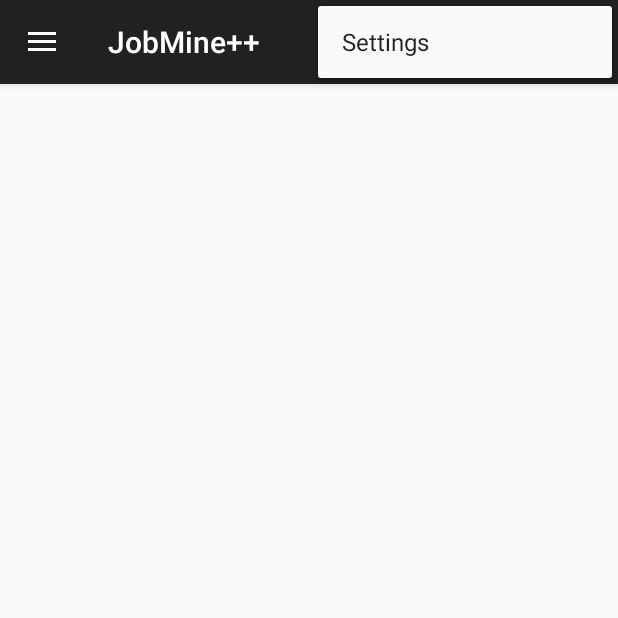
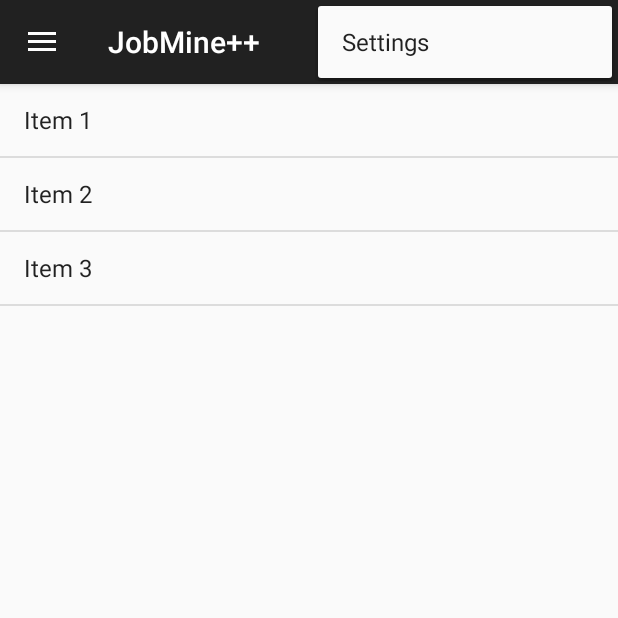
Before and after one commit to MinghaoJ/JobMinePlusPlus, an Android app: the screen it shows after launch (MainActivity), with the options menu open, on a phone screen of 412 x 824 dp, the top half of it. Run offline under Robolectric (Android 15) with nearby library versions, the phone set to English and light mode, and no system bars.

Commit message:
created HomeFragment and configured nav drawer

```diff
--- /dev/null
+++ b/app/src/main/java/ca/uwaterloo/jobmine/HomeFragment.java
@@ -0,0 +1,152 @@
+package ca.uwaterloo.jobmine;
+
+import android.app.Activity;
+import android.os.Bundle;
+import android.support.v4.app.Fragment;
+import android.view.LayoutInflater;
+import android.view.View;
+import android.view.ViewGroup;
+import android.widget.AbsListView;
+import android.widget.AdapterView;
+import android.widget.ArrayAdapter;
+import android.widget.ListAdapter;
+import android.widget.TextView;
+
+
+import ca.uwaterloo.jobmine.dummy.DummyContent;
+
+/**
+ * A fragment representing a list of Items.
+ * <p/>
+ * Large screen devices (such as tablets) are supported by replacing the ListView
+ * with a GridView.
+ * <p/>
+ * Activities containing this fragment MUST implement the {@link OnFragmentInteractionListener}
+ * interface.
+ */
+public class HomeFragment extends Fragment implements AbsListView.OnItemClickListener {
+
+    // TODO: Rename parameter arguments, choose names that match
+    // the fragment initialization parameters, e.g. ARG_ITEM_NUMBER
+    private static final String ARG_PARAM1 = "param1";
+    private static final String ARG_PARAM2 = "param2";
+
+    // TODO: Rename and change types of parameters
+    private String mParam1;
+    private String mParam2;
+
+    private OnFragmentInteractionListener mListener;
+
+    /**
+     * The fragment's ListView/GridView.
+     */
+    private AbsListView mListView;
+
+    /**
+     * The Adapter which will be used to populate the ListView/GridView with
+     * Views.
+     */
+    private ListAdapter mAdapter;
+
+    // TODO: Rename and change types of parameters
+    public static HomeFragment newInstance(String param1, String param2) {
+        HomeFragment fragment = new HomeFragment();
+        Bundle args = new Bundle();
+        args.putString(ARG_PARAM1, param1);
+        args.putString(ARG_PARAM2, param2);
+        fragment.setArguments(args);
+        return fragment;
+    }
+
+    /**
+     * Mandatory empty constructor for the fragment manager to instantiate the
+     * fragment (e.g. upon screen orientation changes).
+     */
+    public HomeFragment() {
+    }
+
+    @Override
+    public void onCreate(Bundle savedInstanceState) {
+        super.onCreate(savedInstanceState);
+
+        if (getArguments() != null) {
+            mParam1 = getArguments().getString(ARG_PARAM1);
+            mParam2 = getArguments().getString(ARG_PARAM2);
+        }
+
+        // TODO: Change Adapter to display your content
+        mAdapter = new ArrayAdapter<DummyContent.DummyItem>(getActivity(),
+                android.R.layout.simple_list_item_1, android.R.id.text1, DummyContent.ITEMS);
+    }
+
+    @Override
+    public View onCreateView(LayoutInflater inflater, ViewGroup container,
+                             Bundle savedInstanceState) {
+        View view = inflater.inflate(R.layout.fragment_home, container, false);
+
+        // Set the adapter
+        mListView = (AbsListView) view.findViewById(android.R.id.list);
+        ((AdapterView<ListAdapter>) mListView).setAdapter(mAdapter);
+
+        // Set OnItemClickListener so we can be notified on item clicks
+        mListView.setOnItemClickListener(this);
+
+        return view;
+    }
+
+    @Override
+    public void onAttach(Activity activity) {
+        super.onAttach(activity);
+        try {
+            mListener = (OnFragmentInteractionListener) activity;
+        } catch (ClassCastException e) {
+            throw new ClassCastException(activity.toString()
+                    + " must implement OnFragmentInteractionListener");
+        }
+    }
+
+    @Override
+    public void onDetach() {
+        super.onDetach();
+        mListener = null;
+    }
+
+
+    @Override
+    public void onItemClick(AdapterView<?> parent, View view, int position, long id) {
+        if (null != mListener) {
+            // Notify the active callbacks interface (the activity, if the
+            // fragment is attached to one) that an item has been selected.
+            mListener.onFragmentInteraction(DummyContent.ITEMS.get(position).id);
+        }
+    }
+
+    /**
+     * The default content for this Fragment has a TextView that is shown when
+     * the list is empty. If you would like to change the text, call this method
+     * to supply the text it should use.
+     */
+    public void setEmptyText(CharSequence emptyText) {
+        View emptyView = mListView.getEmptyView();
+
+        if (emptyView instanceof TextView) {
+            ((TextView) emptyView).setText(emptyText);
+        }
+    }
+
+    /**
+     * This interface must be implemented by activities that contain this
+     * fragment to allow an interaction in this fragment to be communicated
+     * to the activity and potentially other fragments contained in that
+     * activity.
+     * <p/>
+     * See the Android Training lesson <a href=
+     * "http://developer.android.com/training/basics/fragments/communicating.html"
+     * >Communicating with Other Fragments</a> for more information.
+     */
+    public interface OnFragmentInteractionListener {
+        // TODO: Update argument type and name
+        public void onFragmentInteraction(String id);
+    }
+
+}
--- a/app/src/main/java/ca/uwaterloo/jobmine/MainActivity.java
+++ b/app/src/main/java/ca/uwaterloo/jobmine/MainActivity.java
@@ -21,7 +21,7 @@ import android.widget.TextView;
 
 
 public class MainActivity extends ActionBarActivity
-        implements NavigationDrawerFragment.NavigationDrawerCallbacks {
+        implements NavigationDrawerFragment.NavigationDrawerCallbacks, HomeFragment.OnFragmentInteractionListener {
 
     /**
      * Fragment managing the behaviors, interactions and presentation of the navigation drawer.
@@ -52,39 +52,20 @@ public class MainActivity extends ActionBarActivity
     public void onNavigationDrawerItemSelected(int position) {
         // update the main content by replacing fragments
         FragmentManager fragmentManager = getSupportFragmentManager();
-        fragmentManager.beginTransaction()
-                .replace(R.id.container, PlaceholderFragment.newInstance(position + 1))
-                .commit();
+        Fragment fragment;
 
         switch (position) {
             case 0:
-
+                fragment = HomeFragment.newInstance("Test1", "test2");
                 break;
-            case 1:
-
-                break;
-            case 2:
-                //Home
-                break;
-            case 3:
-                //Home
-                break;
-            case 4:
-                //Home
-                break;
-            case 5:
-                //Home
-                break;
-            case 6:
-                //Home
-                break;
-            case 7:
-                //Home
-                break;
-            case 8:
-                //Home
+            default:
+                fragment = PlaceholderFragment.newInstance(position + 1);
                 break;
         }
+
+        fragmentManager.beginTransaction()
+                .replace(R.id.container, fragment)
+                .commit();
     }
 
     public void onSectionAttached(int number) {
@@ -121,7 +102,6 @@ public class MainActivity extends ActionBarActivity
 
     public void restoreActionBar() {
         ActionBar actionBar = getSupportActionBar();
-        actionBar.setNavigationMode(ActionBar.NAVIGATION_MODE_STANDARD);
         actionBar.setDisplayShowTitleEnabled(true);
         actionBar.setTitle(mTitle);
     }
@@ -155,6 +135,10 @@ public class MainActivity extends ActionBarActivity
         return super.onOptionsItemSelected(item);
     }
 
+    @Override
+    public void onFragmentInteraction(String string){
+
+    }
 
     /**
      * A placeholder fragment containing a simple view.
--- a/app/src/main/java/ca/uwaterloo/jobmine/NavigationDrawerFragment.java
+++ b/app/src/main/java/ca/uwaterloo/jobmine/NavigationDrawerFragment.java
@@ -267,7 +267,6 @@ public class NavigationDrawerFragment extends Fragment {
     private void showGlobalContextActionBar() {
         ActionBar actionBar = getActionBar();
         actionBar.setDisplayShowTitleEnabled(true);
-        actionBar.setNavigationMode(ActionBar.NAVIGATION_MODE_STANDARD);
         actionBar.setTitle(R.string.app_name);
     }
 
--- /dev/null
+++ b/app/src/main/java/ca/uwaterloo/jobmine/dummy/DummyContent.java
@@ -0,0 +1,55 @@
+package ca.uwaterloo.jobmine.dummy;
+
+import java.util.ArrayList;
+import java.util.HashMap;
+import java.util.List;
+import java.util.Map;
+
+/**
+ * Helper class for providing sample content for user interfaces created by
+ * Android template wizards.
+ * <p/>
+ * TODO: Replace all uses of this class before publishing your app.
+ */
+public class DummyContent {
+
+    /**
+     * An array of sample (dummy) items.
+     */
+    public static List<DummyItem> ITEMS = new ArrayList<DummyItem>();
+
+    /**
+     * A map of sample (dummy) items, by ID.
+     */
+    public static Map<String, DummyItem> ITEM_MAP = new HashMap<String, DummyItem>();
+
+    static {
+        // Add 3 sample items.
+        addItem(new DummyItem("1", "Item 1"));
+        addItem(new DummyItem("2", "Item 2"));
+        addItem(new DummyItem("3", "Item 3"));
+    }
+
+    private static void addItem(DummyItem item) {
+        ITEMS.add(item);
+        ITEM_MAP.put(item.id, item);
+    }
+
+    /**
+     * A dummy item representing a piece of content.
+     */
+    public static class DummyItem {
+        public String id;
+        public String content;
+
+        public DummyItem(String id, String content) {
+            this.id = id;
+            this.content = content;
+        }
+
+        @Override
+        public String toString() {
+            return content;
+        }
+    }
+}
--- a/app/src/main/res/layout/fragment_navigation_drawer.xml
+++ b/app/src/main/res/layout/fragment_navigation_drawer.xml
@@ -1,5 +1,5 @@
 <ListView xmlns:android="http://schemas.android.com/apk/res/android"
     xmlns:tools="http://schemas.android.com/tools" android:layout_width="match_parent"
     android:layout_height="match_parent" android:choiceMode="singleChoice"
-    android:divider="@android:color/transparent" android:dividerHeight="0dp"
-    android:background="#cccc" tools:context=".NavigationDrawerFragment" />
+    android:divider="@android:color/background_dark" android:dividerHeight="0dp"
+    android:background="#0000" tools:context=".NavigationDrawerFragment" />
```
Also changed, not shown: app/src/main/res/layout/fragment_home_grid.xml (added, +12 -0 lines), app/src/main/res/layout/fragment_home_list.xml (added, +12 -0 lines), app/src/main/res/values-large/refs.xml (added, +12 -0 lines), app/src/main/res/values-sw600dp/refs.xml (added, +12 -0 lines), app/src/main/res/values/refs.xml (added, +12 -0 lines).
